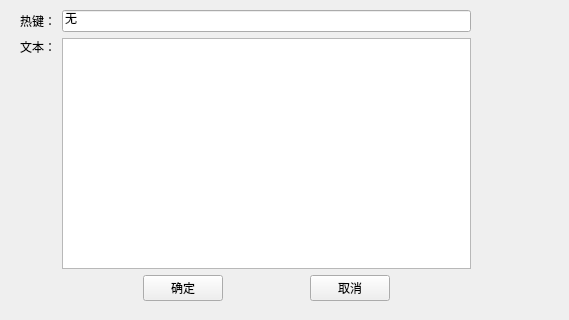
13681017963/hotkey_input, file ui/addition.ui: the form before one commit; both pictures show x 0 to 569 and y 0 to 320 of the 800 by 600 pixel window.
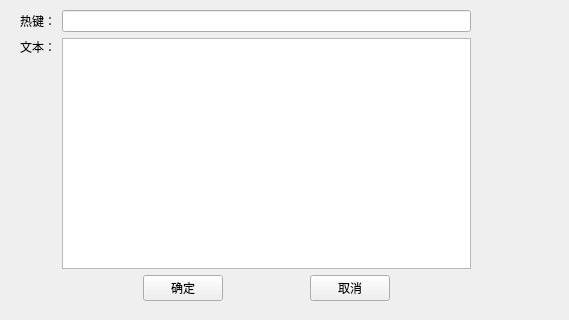
The form after the commit.

```diff
--- a/ui/addition.ui
+++ b/ui/addition.ui
@@ -81,11 +81,7 @@
       <widget class="QTextEdit" name="textEdit"/>
      </item>
      <item row="0" column="2">
-      <widget class="QLineEdit" name="hotkey">
-       <property name="text">
-        <string>无</string>
-       </property>
-      </widget>
+      <widget class="QLineEdit" name="hotkey"/>
      </item>
     </layout>
    </widget>
```
Left out of the diff: 28 changed lines with no effect on the pictures.
